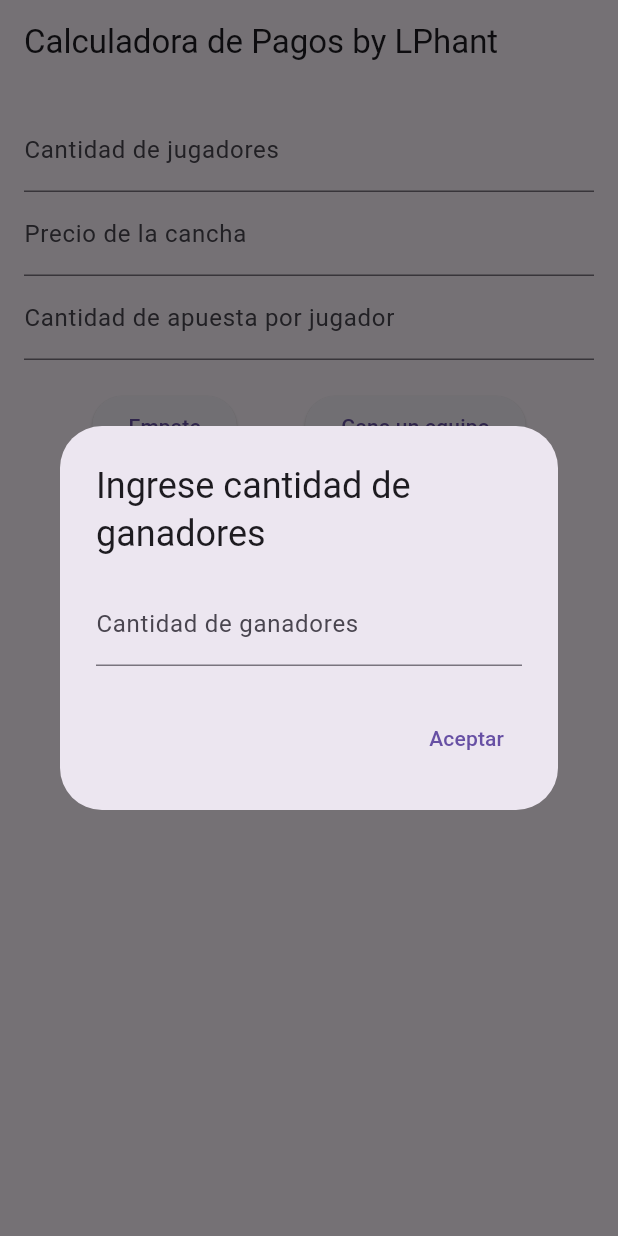
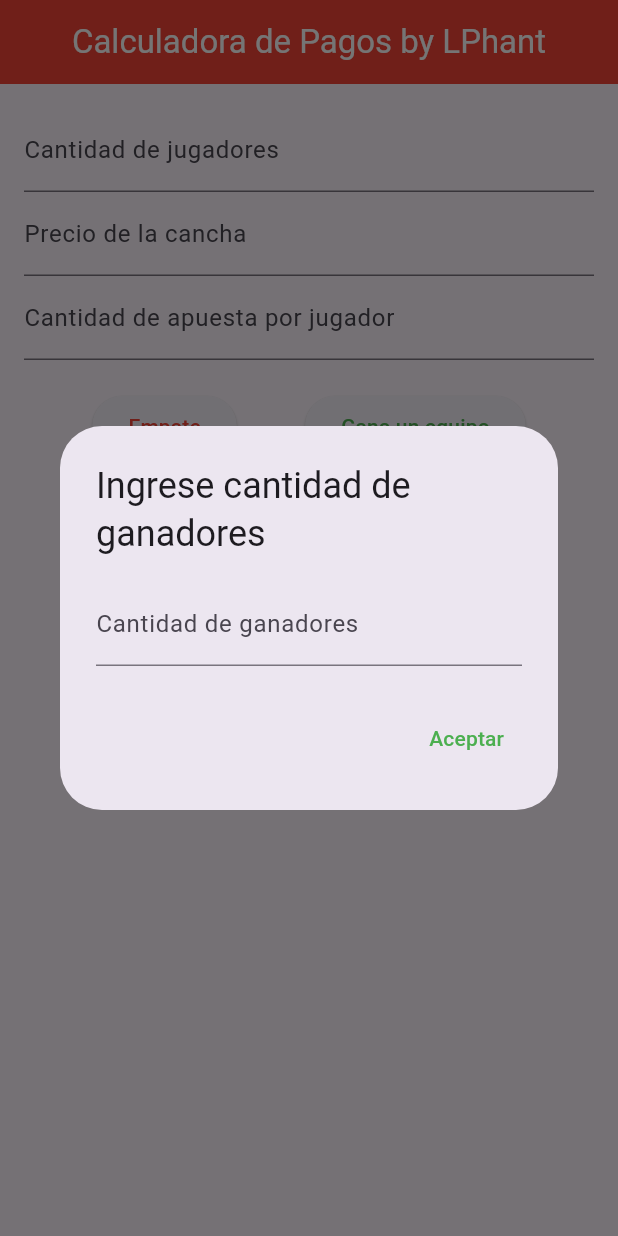
Before and after one commit to LPhant10/Calculadora-de-Pagos, a Flutter app: the screen it shows after launch, after a tap on "Empate", after a tap on "Gana un equipo", on a phone screen of 412 x 824 dp. Run offline on Flutter 3.47's test engine with Material 3 defaults, Android fonts, the phone set to English and light mode, and no system bars.

Commit message:
add Buttons colors

```diff
--- a/lib/main.dart
+++ b/lib/main.dart
@@ -19,6 +19,7 @@ class CalculadoraApp extends StatelessWidget {
 }
 
 class CalculadoraScreen extends StatefulWidget {
+
   @override
   _CalculadoraScreenState createState() => _CalculadoraScreenState();
 }
@@ -54,7 +55,7 @@ class _CalculadoraScreenState extends State<CalculadoraScreen> {
 
         setState(() {
           resultado = "Total jugadores: $totalJugadores\n"
-                      "Pago por jugador(cancha): S/ ${costoPorJugador.toStringAsFixed(2)}\n"
+                      "Cada jugador paga (cancha): S/ ${costoPorJugador.toStringAsFixed(2)}\n"
                       "Jugadores perdedores pagan: S/ ${pagoPerdedores.toStringAsFixed(2)}\n"
                       "Jugadores ganadores pagan: S/ ${pagoGanadores.toStringAsFixed(2)}\n"
                       "Jugadores ganadores ganan: S/ ${gananciaGanadores.toStringAsFixed(2)}";
@@ -70,7 +71,9 @@ class _CalculadoraScreenState extends State<CalculadoraScreen> {
   @override
   Widget build(BuildContext context) {
     return Scaffold(
-      appBar: AppBar(title: Text('Calculadora de Pagos by LPhant')),
+      appBar: AppBar(title: Center(child: Text('Calculadora de Pagos by LPhant', style: TextStyle(color: Colors.white),)),
+      backgroundColor: Colors.red,
+      ),
       body: Padding(
         padding: EdgeInsets.all(16.0),
         child: Column(
@@ -96,7 +99,7 @@ class _CalculadoraScreenState extends State<CalculadoraScreen> {
               children: [
                 ElevatedButton(
                   onPressed: () => calcularPago(empate: true),
-                  child: Text('Empate'),
+                  child: Text('Empate',style: TextStyle(color: Colors.red),),
                 ),
                 ElevatedButton(
                   onPressed: () {
@@ -121,14 +124,14 @@ class _CalculadoraScreenState extends State<CalculadoraScreen> {
                                   Navigator.pop(context);
                                 }
                               },
-                              child: Text("Aceptar"),
+                              child: Text("Aceptar", style: TextStyle(color: Colors.green),),
                             )
                           ],
                         );
                       },
                     );
                   },
-                  child: Text('Gana un equipo'),
+                  child: Text('Gana un equipo', style: TextStyle(color: Colors.green),),
                 ),
               ],
             ),
```
